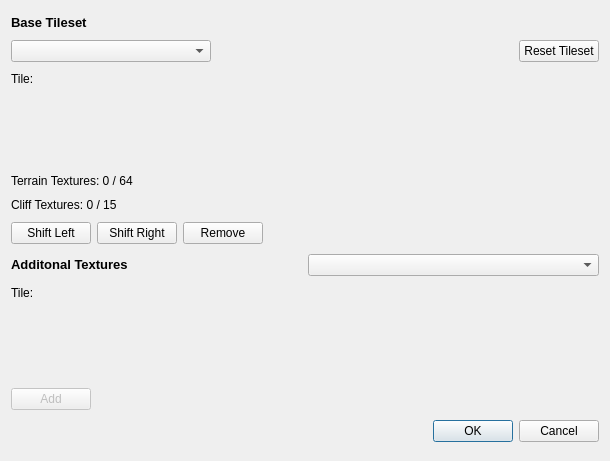
Old version of the form src/menus/tile_setter.ui in the repository stijnherfst/HiveWE.
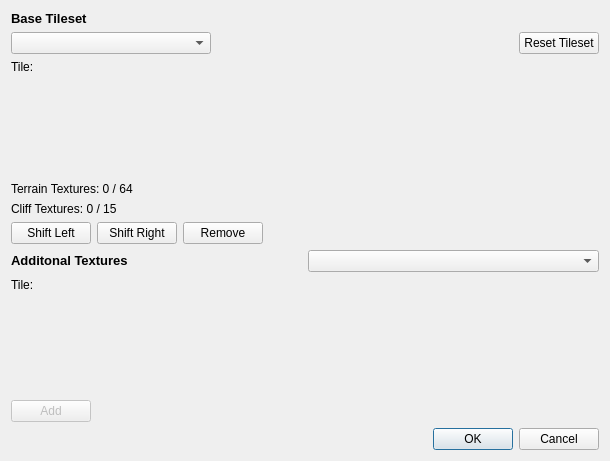
New version of the form.

Commit message: added sroll view to terrain palette, updated scroll view size in tile setter

```diff
--- a/src/menus/tile_setter.ui
+++ b/src/menus/tile_setter.ui
@@ -110,7 +110,7 @@
    <item>
     <widget class="QScrollArea" name="currentScrollArea">
      <property name="sizePolicy">
-      <sizepolicy hsizetype="Expanding" vsizetype="Maximum">
+      <sizepolicy hsizetype="Expanding" vsizetype="Expanding">
        <horstretch>0</horstretch>
        <verstretch>0</verstretch>
       </sizepolicy>
@@ -133,7 +133,7 @@
         <x>0</x>
         <y>0</y>
         <width>598</width>
-        <height>52</height>
+        <height>124</height>
        </rect>
       </property>
      </widget>
@@ -261,7 +261,7 @@
    <item>
     <widget class="QScrollArea" name="availableScrollArea">
      <property name="sizePolicy">
-      <sizepolicy hsizetype="Expanding" vsizetype="Maximum">
+      <sizepolicy hsizetype="Expanding" vsizetype="Expanding">
        <horstretch>0</horstretch>
        <verstretch>0</verstretch>
       </sizepolicy>
@@ -284,7 +284,7 @@
         <x>0</x>
         <y>0</y>
         <width>598</width>
-        <height>52</height>
+        <height>124</height>
        </rect>
       </property>
      </widget>
```
The commit also changes 6 other files.
